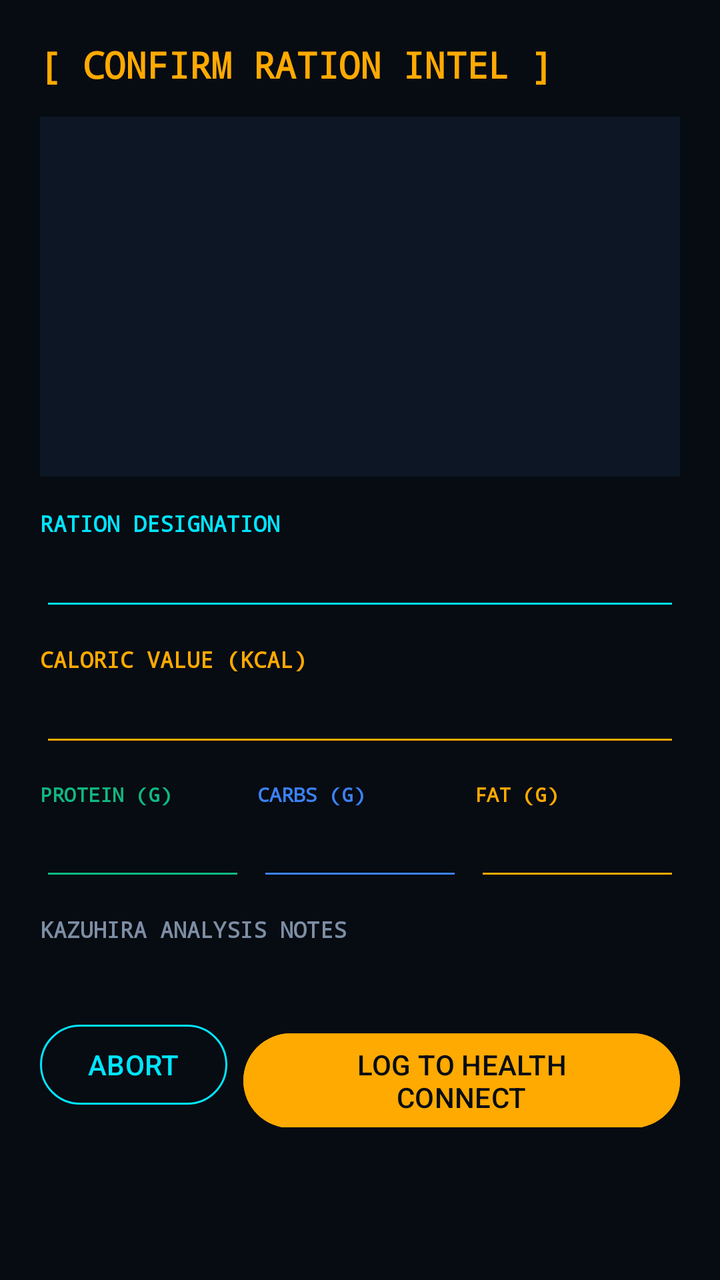
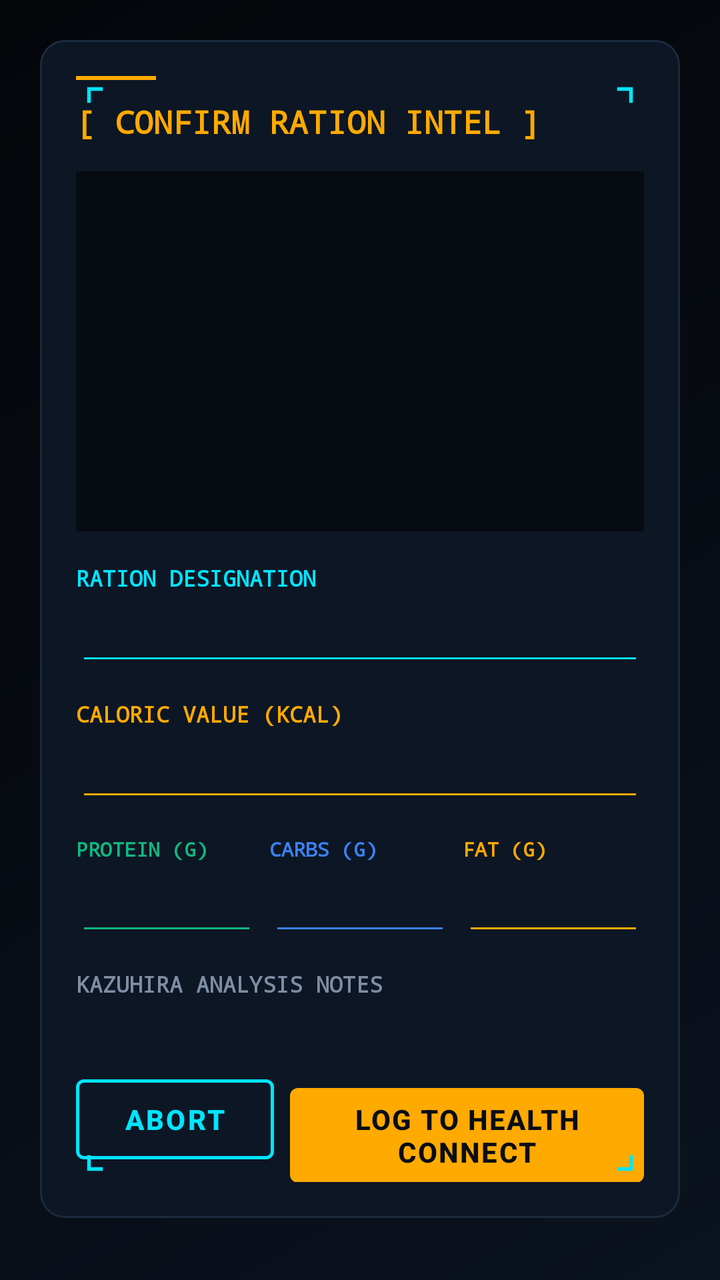

Before-and-after screenshots of an Android layout around one commit, followed by the original layout XML and the change that was made.
<!-- AndroidManifest.xml: application theme Theme.KazuhiraSync -->
<!-- res/layout/dialog_confirm_meal.xml -->
<?xml version="1.0" encoding="utf-8"?>
<ScrollView xmlns:android="http://schemas.android.com/apk/res/android"
    xmlns:app="http://schemas.android.com/apk/res-auto"
    android:layout_width="match_parent"
    android:layout_height="wrap_content"
    android:padding="20dp"
    android:background="@color/idroid_bg">

    <LinearLayout
        android:layout_width="match_parent"
        android:layout_height="wrap_content"
        android:orientation="vertical">

        <TextView
            android:layout_width="wrap_content"
            android:layout_height="wrap_content"
            android:text="[ CONFIRM RATION INTEL ]"
            android:textSize="18sp"
            android:textStyle="bold"
            android:textColor="@color/idroid_amber"
            android:fontFamily="monospace"
            android:layout_marginBottom="14dp" />

        <ImageView
            android:id="@+id/imgMealPreview"
            android:layout_width="match_parent"
            android:layout_height="180dp"
            android:scaleType="centerCrop"
            android:background="@color/idroid_card"
            android:layout_marginBottom="16dp" />

        
        <TextView
            android:layout_width="wrap_content"
            android:layout_height="wrap_content"
            android:text="RATION DESIGNATION"
            android:textSize="11sp"
            android:textStyle="bold"
            android:textColor="@color/idroid_cyan"
            android:fontFamily="monospace" />

        <EditText
            android:id="@+id/etMealName"
            android:layout_width="match_parent"
            android:layout_height="wrap_content"
            android:inputType="textCapWords"
            android:textColor="@color/idroid_text_main"
            android:backgroundTint="@color/idroid_cyan"
            android:layout_marginBottom="12dp" />

        
        <TextView
            android:layout_width="wrap_content"
            android:layout_height="wrap_content"
            android:text="CALORIC VALUE (KCAL)"
            android:textSize="11sp"
            android:textStyle="bold"
            android:textColor="@color/idroid_amber"
            android:fontFamily="monospace" />

        <EditText
            android:id="@+id/etCalories"
            android:layout_width="match_parent"
            android:layout_height="wrap_content"
            android:inputType="numberDecimal"
            android:textColor="@color/idroid_amber"
            android:backgroundTint="@color/idroid_amber"
            android:fontFamily="monospace"
            android:layout_marginBottom="12dp" />

        
        <LinearLayout
            android:layout_width="match_parent"
            android:layout_height="wrap_content"
            android:orientation="horizontal"
            android:weightSum="3"
            android:layout_marginBottom="12dp">

            <LinearLayout
                android:layout_width="0dp"
                android:layout_height="wrap_content"
                android:layout_weight="1"
                android:orientation="vertical"
                android:paddingEnd="4dp">
                <TextView
                    android:layout_width="wrap_content"
                    android:layout_height="wrap_content"
                    android:text="PROTEIN (G)"
                    android:textSize="10sp"
                    android:textStyle="bold"
                    android:textColor="@color/idroid_green"
                    android:fontFamily="monospace" />
                <EditText
                    android:id="@+id/etProtein"
                    android:layout_width="match_parent"
                    android:layout_height="wrap_content"
                    android:inputType="numberDecimal"
                    android:textColor="@color/idroid_text_main"
                    android:backgroundTint="@color/idroid_green" />
            </LinearLayout>

            <LinearLayout
                android:layout_width="0dp"
                android:layout_height="wrap_content"
                android:layout_weight="1"
                android:orientation="vertical"
                android:paddingHorizontal="2dp">
                <TextView
                    android:layout_width="wrap_content"
                    android:layout_height="wrap_content"
                    android:text="CARBS (G)"
                    android:textSize="10sp"
                    android:textStyle="bold"
                    android:textColor="@color/idroid_blue"
                    android:fontFamily="monospace" />
                <EditText
                    android:id="@+id/etCarbs"
                    android:layout_width="match_parent"
                    android:layout_height="wrap_content"
                    android:inputType="numberDecimal"
                    android:textColor="@color/idroid_text_main"
                    android:backgroundTint="@color/idroid_blue" />
            </LinearLayout>

            <LinearLayout
                android:layout_width="0dp"
                android:layout_height="wrap_content"
                android:layout_weight="1"
                android:orientation="vertical"
                android:paddingStart="4dp">
                <TextView
                    android:layout_width="wrap_content"
                    android:layout_height="wrap_content"
                    android:text="FAT (G)"
                    android:textSize="10sp"
                    android:textStyle="bold"
                    android:textColor="@color/idroid_amber"
                    android:fontFamily="monospace" />
                <EditText
                    android:id="@+id/etFat"
                    android:layout_width="match_parent"
                    android:layout_height="wrap_content"
                    android:inputType="numberDecimal"
                    android:textColor="@color/idroid_text_main"
                    android:backgroundTint="@color/idroid_amber" />
            </LinearLayout>
        </LinearLayout>

        
        <TextView
            android:layout_width="wrap_content"
            android:layout_height="wrap_content"
            android:text="KAZUHIRA ANALYSIS NOTES"
            android:textSize="11sp"
            android:textStyle="bold"
            android:textColor="@color/idroid_text_dim"
            android:fontFamily="monospace" />

        <TextView
            android:id="@+id/tvNotes"
            android:layout_width="match_parent"
            android:layout_height="wrap_content"
            android:textSize="12sp"
            android:textColor="@color/idroid_text_dim"
            android:layout_marginBottom="20dp" />

        
        <LinearLayout
            android:layout_width="match_parent"
            android:layout_height="wrap_content"
            android:orientation="horizontal"
            android:gravity="end">

            <Button
                android:id="@+id/btnCancelMeal"
                style="?attr/materialButtonOutlinedStyle"
                android:layout_width="wrap_content"
                android:layout_height="wrap_content"
                android:text="ABORT"
                android:textColor="@color/idroid_cyan"
                app:strokeColor="@color/idroid_cyan"
                android:layout_marginEnd="8dp" />

            <Button
                android:id="@+id/btnSaveMeal"
                android:layout_width="wrap_content"
                android:layout_height="wrap_content"
                android:text="LOG TO HEALTH CONNECT"
                android:textColor="#080D14"
                android:backgroundTint="@color/idroid_amber" />
        </LinearLayout>

    </LinearLayout>
</ScrollView>
<!-- resources referenced by this layout -->
<resources>
  <color name="idroid_amber">#FFAA00</color>
  <color name="idroid_bg">#070B12</color>
  <color name="idroid_blue">#3B82F6</color>
  <color name="idroid_card">#0D1624</color>
  <color name="idroid_cyan">#00E5FF</color>
  <color name="idroid_green">#10B981</color>
  <color name="idroid_text_dim">#7D8EA4</color>
  <color name="idroid_text_main">#F1F5F9</color>
  <style name="Theme.KazuhiraSync" parent="Theme.Material3.DayNight.NoActionBar">
          
          <item name="android:statusBarColor">@color/idroid_bg</item>
          <item name="android:windowLightStatusBar">false</item>
          
          
          <item name="android:navigationBarColor">@color/idroid_bg</item>
          <item name="android:windowLightNavigationBar">false</item>
          
          
          <item name="android:windowBackground">@color/idroid_bg</item>
          
          
          <item name="colorPrimary">@color/idroid_amber</item>
          <item name="colorOnPrimary">#070B12</item>
          <item name="colorSecondary">@color/idroid_cyan</item>
          <item name="colorOnSecondary">#070B12</item>
          <item name="android:colorBackground">@color/idroid_bg</item>
      </style>
</resources>

<!-- the commit's change to res/layout/dialog_confirm_meal.xml (unified diff, before → after) -->
@@ -4,191 +4,248 @@
     android:layout_width="match_parent"
     android:layout_height="wrap_content"
     android:padding="20dp"
-    android:background="@color/idroid_bg">
-
-    <LinearLayout
+    android:background="@drawable/bg_idroid_root">
+
+    <FrameLayout
         android:layout_width="match_parent"
         android:layout_height="wrap_content"
-        android:orientation="vertical">
-
-        <TextView
-            android:layout_width="wrap_content"
-            android:layout_height="wrap_content"
-            android:text="[ CONFIRM RATION INTEL ]"
-            android:textSize="18sp"
-            android:textStyle="bold"
-            android:textColor="@color/idroid_amber"
-            android:fontFamily="monospace"
-            android:layout_marginBottom="14dp" />
-
-        <ImageView
-            android:id="@+id/imgMealPreview"
-            android:layout_width="match_parent"
-            android:layout_height="180dp"
-            android:scaleType="centerCrop"
-            android:background="@color/idroid_card"
-            android:layout_marginBottom="16dp" />
-
-        
-        <TextView
-            android:layout_width="wrap_content"
-            android:layout_height="wrap_content"
-            android:text="RATION DESIGNATION"
-            android:textSize="11sp"
-            android:textStyle="bold"
-            android:textColor="@color/idroid_cyan"
-            android:fontFamily="monospace" />
-
-        <EditText
-            android:id="@+id/etMealName"
-            android:layout_width="match_parent"
-            android:layout_height="wrap_content"
-            android:inputType="textCapWords"
-            android:textColor="@color/idroid_text_main"
-            android:backgroundTint="@color/idroid_cyan"
-            android:layout_marginBottom="12dp" />
-
-        
-        <TextView
-            android:layout_width="wrap_content"
-            android:layout_height="wrap_content"
-            android:text="CALORIC VALUE (KCAL)"
-            android:textSize="11sp"
-            android:textStyle="bold"
-            android:textColor="@color/idroid_amber"
-            android:fontFamily="monospace" />
-
-        <EditText
-            android:id="@+id/etCalories"
-            android:layout_width="match_parent"
-            android:layout_height="wrap_content"
-            android:inputType="numberDecimal"
-            android:textColor="@color/idroid_amber"
-            android:backgroundTint="@color/idroid_amber"
-            android:fontFamily="monospace"
-            android:layout_marginBottom="12dp" />
-
-        
+        android:background="@drawable/bg_idroid_card"
+        android:padding="18dp">
+
         <LinearLayout
             android:layout_width="match_parent"
             android:layout_height="wrap_content"
-            android:orientation="horizontal"
-            android:weightSum="3"
-            android:layout_marginBottom="12dp">
-
+            android:orientation="vertical">
+
+            <View
+                android:layout_width="40dp"
+                android:layout_height="2dp"
+                android:background="@color/idroid_amber"
+                android:layout_marginBottom="10dp" />
+
+            <TextView
+                android:layout_width="wrap_content"
+                android:layout_height="wrap_content"
+                android:text="[ CONFIRM RATION INTEL ]"
+                android:textSize="16sp"
+                android:textStyle="bold"
+                android:textColor="@color/idroid_amber"
+                android:fontFamily="monospace"
+                android:layout_marginBottom="14dp" />
+
+            <ImageView
+                android:id="@+id/imgMealPreview"
+                android:layout_width="match_parent"
+                android:layout_height="180dp"
+                android:scaleType="centerCrop"
+                android:background="@color/idroid_bg"
+                android:layout_marginBottom="16dp"
+                android:contentDescription="Meal preview" />
+
+            
+            <TextView
+                android:layout_width="wrap_content"
+                android:layout_height="wrap_content"
+                android:text="RATION DESIGNATION"
+                android:textSize="11sp"
+                android:textStyle="bold"
+                android:textColor="@color/idroid_cyan"
+                android:fontFamily="monospace" />
+
+            <EditText
+                android:id="@+id/etMealName"
+                android:layout_width="match_parent"
+                android:layout_height="wrap_content"
+                android:inputType="textCapWords"
+                android:textColor="@color/idroid_text_main"
+                android:textColorHint="@color/idroid_text_faint"
+                android:backgroundTint="@color/idroid_cyan"
+                android:layout_marginBottom="12dp" />
+
+            
+            <TextView
+                android:layout_width="wrap_content"
+                android:layout_height="wrap_content"
+                android:text="CALORIC VALUE (KCAL)"
+                android:textSize="11sp"
+                android:textStyle="bold"
+                android:textColor="@color/idroid_amber"
+                android:fontFamily="monospace" />
+
+            <EditText
+                android:id="@+id/etCalories"
+                android:layout_width="match_parent"
+                android:layout_height="wrap_content"
+                android:inputType="numberDecimal"
+                android:textColor="@color/idroid_amber"
+                android:textColorHint="@color/idroid_text_faint"
+                android:backgroundTint="@color/idroid_amber"
+                android:fontFamily="monospace"
+                android:layout_marginBottom="12dp" />
+
+            
             <LinearLayout
-                android:layout_width="0dp"
-                android:layout_height="wrap_content"
-                android:layout_weight="1"
-                android:orientation="vertical"
-                android:paddingEnd="4dp">
-                <TextView
+                android:layout_width="match_parent"
+                android:layout_height="wrap_content"
+                android:orientation="horizontal"
+                android:weightSum="3"
+                android:layout_marginBottom="12dp">
+
+                <LinearLayout
+                    android:layout_width="0dp"
+                    android:layout_height="wrap_content"
+                    android:layout_weight="1"
+                    android:orientation="vertical"
+                    android:paddingEnd="4dp">
+                    <TextView
+                        android:layout_width="wrap_content"
+                        android:layout_height="wrap_content"
+                        android:text="PROTEIN (G)"
+                        android:textSize="10sp"
+                        android:textStyle="bold"
+                        android:textColor="@color/idroid_green"
+                        android:fontFamily="monospace" />
+                    <EditText
+                        android:id="@+id/etProtein"
+                        android:layout_width="match_parent"
+                        android:layout_height="wrap_content"
+                        android:inputType="numberDecimal"
+                        android:textColor="@color/idroid_text_main"
+                        android:textColorHint="@color/idroid_text_faint"
+                        android:backgroundTint="@color/idroid_green" />
+                </LinearLayout>
+
+                <LinearLayout
+                    android:layout_width="0dp"
+                    android:layout_height="wrap_content"
+                    android:layout_weight="1"
+                    android:orientation="vertical"
+                    android:paddingHorizontal="2dp">
+                    <TextView
+                        android:layout_width="wrap_content"
+                        android:layout_height="wrap_content"
+                        android:text="CARBS (G)"
+                        android:textSize="10sp"
+                        android:textStyle="bold"
+                        android:textColor="@color/idroid_blue"
+                        android:fontFamily="monospace" />
+                    <EditText
+                        android:id="@+id/etCarbs"
+                        android:layout_width="match_parent"
+                        android:layout_height="wrap_content"
+                        android:inputType="numberDecimal"
+                        android:textColor="@color/idroid_text_main"
+                        android:textColorHint="@color/idroid_text_faint"
+                        android:backgroundTint="@color/idroid_blue" />
+                </LinearLayout>
+
+                <LinearLayout
+                    android:layout_width="0dp"
+                    android:layout_height="wrap_content"
+                    android:layout_weight="1"
+                    android:orientation="vertical"
+                    android:paddingStart="4dp">
+                    <TextView
+                        android:layout_width="wrap_content"
+                        android:layout_height="wrap_content"
+                        android:text="FAT (G)"
+                        android:textSize="10sp"
+                        android:textStyle="bold"
+                        android:textColor="@color/idroid_amber"
+                        android:fontFamily="monospace" />
+                    <EditText
+                        android:id="@+id/etFat"
+                        android:layout_width="match_parent"
+                        android:layout_height="wrap_content"
+                        android:inputType="numberDecimal"
+                        android:textColor="@color/idroid_text_main"
+                        android:textColorHint="@color/idroid_text_faint"
+                        android:backgroundTint="@color/idroid_amber" />
+                </LinearLayout>
+            </LinearLayout>
+
+            
+            <TextView
+                android:layout_width="wrap_content"
+                android:layout_height="wrap_content"
+                android:text="KAZUHIRA ANALYSIS NOTES"
+                android:textSize="11sp"
+                android:textStyle="bold"
+                android:textColor="@color/idroid_text_dim"
+                android:fontFamily="monospace" />
+
+            <TextView
+                android:id="@+id/tvNotes"
+                android:layout_width="match_parent"
+                android:layout_height="wrap_content"
+                android:textSize="12sp"
+                android:textColor="@color/idroid_text_dim"
+                android:layout_marginBottom="20dp" />
+
+            
+            <LinearLayout
+                android:layout_width="match_parent"
+                android:layout_height="wrap_content"
+                android:orientation="horizontal"
+                android:gravity="end">
+
+                <Button
+                    android:id="@+id/btnCancelMeal"
+                    style="?attr/materialButtonOutlinedStyle"
                     android:layout_width="wrap_content"
                     android:layout_height="wrap_content"
-                    android:text="PROTEIN (G)"
-                    android:textSize="10sp"
+                    android:text="ABORT"
                     android:textStyle="bold"
-                    android:textColor="@color/idroid_green"
-                    android:fontFamily="monospace" />
-                <EditText
-                    android:id="@+id/etProtein"
-                    android:layout_width="match_parent"
-                    android:layout_height="wrap_content"
-                    android:inputType="numberDecimal"
-                    android:textColor="@color/idroid_text_main"
-                    android:backgroundTint="@color/idroid_green" />
-            </LinearLayout>
-
-            <LinearLayout
-                android:layout_width="0dp"
-                android:layout_height="wrap_content"
-                android:layout_weight="1"
-                android:orientation="vertical"
-                android:paddingHorizontal="2dp">
-                <TextView
+                    android:letterSpacing="0.08"
+                    android:textColor="@color/idroid_cyan"
+                    app:backgroundTint="@android:color/transparent"
+                    app:strokeColor="@color/idroid_cyan"
+                    app:strokeWidth="1.5dp"
+                    app:cornerRadius="4dp"
+                    android:layout_marginEnd="8dp" />
+
+                <Button
+                    android:id="@+id/btnSaveMeal"
                     android:layout_width="wrap_content"
                     android:layout_height="wrap_content"
-                    android:text="CARBS (G)"
-                    android:textSize="10sp"
+                    android:text="LOG TO HEALTH CONNECT"
                     android:textStyle="bold"
-                    android:textColor="@color/idroid_blue"
-                    android:fontFamily="monospace" />
-                <EditText
-                    android:id="@+id/etCarbs"
-                    android:layout_width="match_parent"
-                    android:layout_height="wrap_content"
-                    android:inputType="numberDecimal"
-                    android:textColor="@color/idroid_text_main"
-                    android:backgroundTint="@color/idroid_blue" />
-            </LinearLayout>
-
-            <LinearLayout
-                android:layout_width="0dp"
-                android:layout_height="wrap_content"
-                android:layout_weight="1"
-                android:orientation="vertical"
-                android:paddingStart="4dp">
-                <TextView
-                    android:layout_width="wrap_content"
-                    android:layout_height="wrap_content"
-                    android:text="FAT (G)"
-                    android:textSize="10sp"
-                    android:textStyle="bold"
-                    android:textColor="@color/idroid_amber"
-                    android:fontFamily="monospace" />
-                <EditText
-                    android:id="@+id/etFat"
-                    android:layout_width="match_parent"
-                    android:layout_height="wrap_content"
-                    android:inputType="numberDecimal"
-                    android:textColor="@color/idroid_text_main"
-                    android:backgroundTint="@color/idroid_amber" />
+                    android:letterSpacing="0.05"
+                    android:textColor="#080D14"
+                    app:backgroundTint="@color/idroid_amber"
+                    app:cornerRadius="4dp"
+                    app:strokeWidth="0dp" />
             </LinearLayout>
         </LinearLayout>
 
         
-        <TextView
-            android:layout_width="wrap_content"
-            android:layout_height="wrap_content"
-            android:text="KAZUHIRA ANALYSIS NOTES"
-            android:textSize="11sp"
-            android:textStyle="bold"
-            android:textColor="@color/idroid_text_dim"
-            android:fontFamily="monospace" />
-
-        <TextView
-            android:id="@+id/tvNotes"
-            android:layout_width="match_parent"
-            android:layout_height="wrap_content"
-            android:textSize="12sp"
-            android:textColor="@color/idroid_text_dim"
-            android:layout_marginBottom="20dp" />
-
-        
-        <LinearLayout
-            android:layout_width="match_parent"
-            android:layout_height="wrap_content"
-            android:orientation="horizontal"
-            android:gravity="end">
-
-            <Button
-                android:id="@+id/btnCancelMeal"
-                style="?attr/materialButtonOutlinedStyle"
-                android:layout_width="wrap_content"
-                android:layout_height="wrap_content"
-                android:text="ABORT"
-                android:textColor="@color/idroid_cyan"
-                app:strokeColor="@color/idroid_cyan"
-                android:layout_marginEnd="8dp" />
-
-            <Button
-                android:id="@+id/btnSaveMeal"
-                android:layout_width="wrap_content"
-                android:layout_height="wrap_content"
-                android:text="LOG TO HEALTH CONNECT"
-                android:textColor="#080D14"
-                android:backgroundTint="@color/idroid_amber" />
-        </LinearLayout>
-
-    </LinearLayout>
+        <ImageView
+            android:layout_width="18dp"
+            android:layout_height="18dp"
+            android:src="@drawable/ic_corner_tl"
+            android:layout_gravity="start|top"
+            android:layout_margin="5dp"
+            android:contentDescription="@null" />
+        <ImageView
+            android:layout_width="18dp"
+            android:layout_height="18dp"
+            android:src="@drawable/ic_corner_tr"
+            android:layout_gravity="end|top"
+            android:layout_margin="5dp"
+            android:contentDescription="@null" />
+        <ImageView
+            android:layout_width="18dp"
+            android:layout_height="18dp"
+            android:src="@drawable/ic_corner_bl"
+            android:layout_gravity="start|bottom"
+            android:layout_margin="5dp"
+            android:contentDescription="@null" />
+        <ImageView
+            android:layout_width="18dp"
+            android:layout_height="18dp"
+            android:src="@drawable/ic_corner_br"
+            android:layout_gravity="end|bottom"
+            android:layout_margin="5dp"
+            android:contentDescription="@null" />
+    </FrameLayout>
 </ScrollView>
<!-- resource entries referenced after the edit -->
@@ -4,22 +4,99 @@
   <color name="idroid_bg">#070B12</color>
   <color name="idroid_blue">#3B82F6</color>
   <color name="idroid_card">#0D1624</color>
+  <color name="idroid_border">#1C2A3E</color>
+  <color name="idroid_grad_top">#0B1320</color>
+  <color name="idroid_grad_bottom">#04060A</color>
   <color name="idroid_cyan">#00E5FF</color>
   <color name="idroid_green">#10B981</color>
   <color name="idroid_text_dim">#7D8EA4</color>
+  <color name="idroid_text_faint">#4A5A70</color>
   <color name="idroid_text_main">#F1F5F9</color>
+  <!-- drawable bg_idroid_card (drawable) -->
+  <?xml version="1.0" encoding="utf-8"?>
+  <shape xmlns:android="http://schemas.android.com/apk/res/android"
+      android:shape="rectangle">
+      <solid android:color="@color/idroid_card" />
+      <corners android:radius="12dp" />
+      <stroke
+          android:width="1dp"
+          android:color="@color/idroid_border" />
+  </shape>
+  <!-- drawable bg_idroid_root (drawable) -->
+  <?xml version="1.0" encoding="utf-8"?>
+  <shape xmlns:android="http://schemas.android.com/apk/res/android"
+      android:shape="rectangle">
+      <gradient
+          android:type="linear"
+          android:angle="135"
+          android:startColor="#0B1320"
+          android:centerColor="#070B12"
+          android:endColor="#04060A" />
+  </shape>
+  <!-- drawable ic_corner_bl (drawable) -->
+  <?xml version="1.0" encoding="utf-8"?>
+  <vector xmlns:android="http://schemas.android.com/apk/res/android"
+      android:width="24dp"
+      android:height="24dp"
+      android:viewportWidth="24"
+      android:viewportHeight="24">
+      <path
+          android:pathData="M2,14 L2,22 L10,22"
+          android:strokeColor="@color/idroid_cyan"
+          android:strokeWidth="2.5"
+          android:strokeLineCap="square" />
+  </vector>
+  <!-- drawable ic_corner_br (drawable) -->
+  <?xml version="1.0" encoding="utf-8"?>
+  <vector xmlns:android="http://schemas.android.com/apk/res/android"
+      android:width="24dp"
+      android:height="24dp"
+      android:viewportWidth="24"
+      android:viewportHeight="24">
+      <path
+          android:pathData="M22,14 L22,22 L14,22"
+          android:strokeColor="@color/idroid_cyan"
+          android:strokeWidth="2.5"
+          android:strokeLineCap="square" />
+  </vector>
+  <!-- drawable ic_corner_tl (drawable) -->
+  <?xml version="1.0" encoding="utf-8"?>
+  <vector xmlns:android="http://schemas.android.com/apk/res/android"
+      android:width="24dp"
+      android:height="24dp"
+      android:viewportWidth="24"
+      android:viewportHeight="24">
+      <path
+          android:pathData="M2,10 L2,2 L10,2"
+          android:strokeColor="@color/idroid_cyan"
+          android:strokeWidth="2.5"
+          android:strokeLineCap="square" />
+  </vector>
+  <!-- drawable ic_corner_tr (drawable) -->
+  <?xml version="1.0" encoding="utf-8"?>
+  <vector xmlns:android="http://schemas.android.com/apk/res/android"
+      android:width="24dp"
+      android:height="24dp"
+      android:viewportWidth="24"
+      android:viewportHeight="24">
+      <path
+          android:pathData="M22,10 L22,2 L14,2"
+          android:strokeColor="@color/idroid_cyan"
+          android:strokeWidth="2.5"
+          android:strokeLineCap="square" />
+  </vector>
   <style name="Theme.KazuhiraSync" parent="Theme.Material3.DayNight.NoActionBar">
           
-          <item name="android:statusBarColor">@color/idroid_bg</item>
+          <item name="android:statusBarColor">@color/idroid_grad_top</item>
           <item name="android:windowLightStatusBar">false</item>
+  
           
+          <item name="android:navigationBarColor">@color/idroid_grad_bottom</item>
+          <item name="android:windowLightNavigationBar">false</item>
+  
           
-          <item name="android:navigationBarColor">@color/idroid_bg</item>
-          <item name="android:windowLightNavigationBar">false</item>
-          
-          
-          <item name="android:windowBackground">@color/idroid_bg</item>
-          
+          <item name="android:windowBackground">@drawable/bg_idroid_root</item>
+  
           
           <item name="colorPrimary">@color/idroid_amber</item>
           <item name="colorOnPrimary">#070B12</item>
